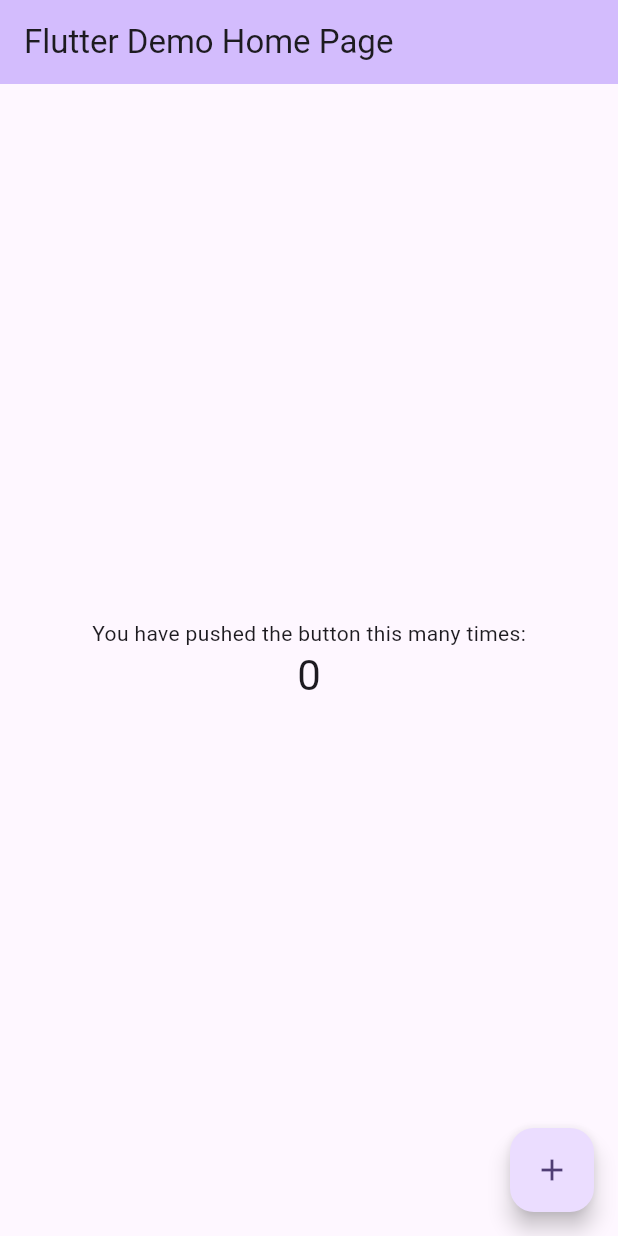
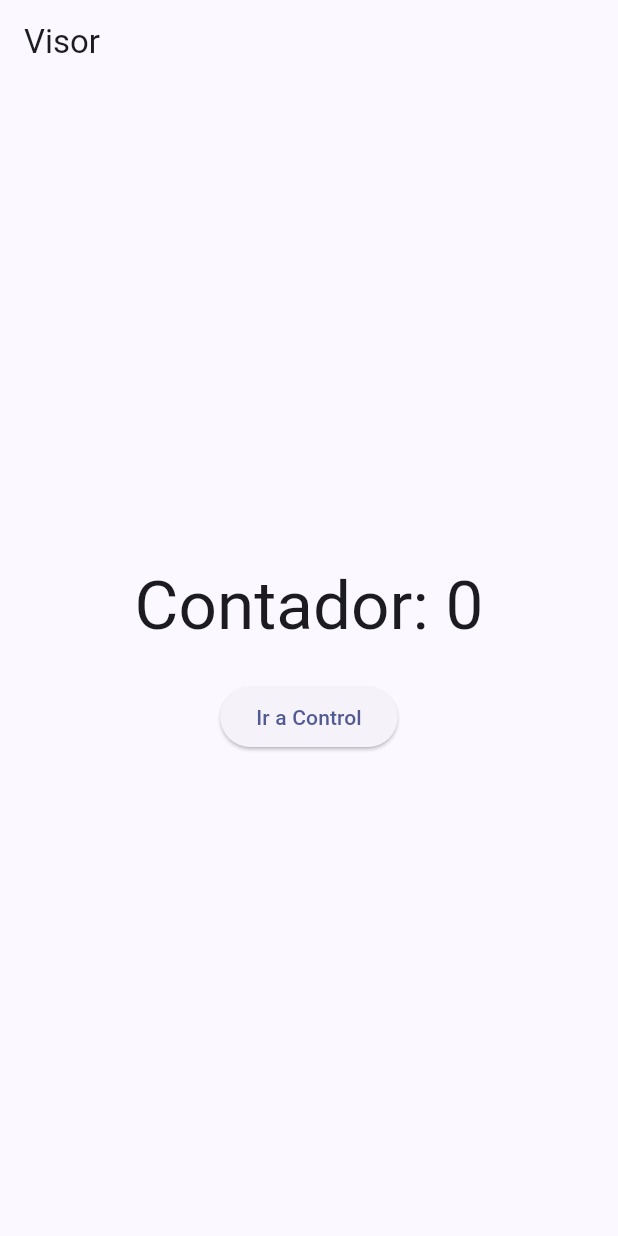
Before and after one commit to mpintor15/PrograApps, a Flutter app: the screen it shows after launch, on a phone screen of 412 x 824 dp. Run offline on Flutter 3.47's test engine with Material 3 defaults, Android fonts, the phone set to English and light mode, and no system bars; our stand-ins replace flutter_riverpod, shared_preferences.

Commit message:
feat: presentation con Riverpod

```diff
--- a/deber1-estado-streams/parte_a_contador/lib/main.dart
+++ b/deber1-estado-streams/parte_a_contador/lib/main.dart
@@ -1,122 +1,21 @@
 import 'package:flutter/material.dart';
+import 'package:flutter_riverpod/flutter_riverpod.dart';
+
+import 'presentation/pantallas/pantalla_visor.dart';
 
 void main() {
-  runApp(const MyApp());
+  runApp(const ProviderScope(child: MyApp()));
 }
 
 class MyApp extends StatelessWidget {
   const MyApp({super.key});
 
-  // This widget is the root of your application.
   @override
   Widget build(BuildContext context) {
     return MaterialApp(
-      title: 'Flutter Demo',
-      theme: ThemeData(
-        // This is the theme of your application.
-        //
-        // TRY THIS: Try running your application with "flutter run". You'll see
-        // the application has a purple toolbar. Then, without quitting the app,
-        // try changing the seedColor in the colorScheme below to Colors.green
-        // and then invoke "hot reload" (save your changes or press the "hot
-        // reload" button in a Flutter-supported IDE, or press "r" if you used
-        // the command line to start the app).
-        //
-        // Notice that the counter didn't reset back to zero; the application
-        // state is not lost during the reload. To reset the state, use hot
-        // restart instead.
-        //
-        // This works for code too, not just values: Most code changes can be
-        // tested with just a hot reload.
-        colorScheme: .fromSeed(seedColor: Colors.deepPurple),
-      ),
-      home: const MyHomePage(title: 'Flutter Demo Home Page'),
+      title: 'Contador',
+      theme: ThemeData(colorSchemeSeed: Colors.indigo),
+      home: const PantallaVisor(),
     );
   }
 }
-
-class MyHomePage extends StatefulWidget {
-  const MyHomePage({super.key, required this.title});
-
-  // This widget is the home page of your application. It is stateful, meaning
-  // that it has a State object (defined below) that contains fields that affect
-  // how it looks.
-
-  // This class is the configuration for the state. It holds the values (in this
-  // case the title) provided by the parent (in this case the App widget) and
-  // used by the build method of the State. Fields in a Widget subclass are
-  // always marked "final".
-
-  final String title;
-
-  @override
-  State<MyHomePage> createState() => _MyHomePageState();
-}
-
-class _MyHomePageState extends State<MyHomePage> {
-  int _counter = 0;
-
-  void _incrementCounter() {
-    setState(() {
-      // This call to setState tells the Flutter framework that something has
-      // changed in this State, which causes it to rerun the build method below
-      // so that the display can reflect the updated values. If we changed
-      // _counter without calling setState(), then the build method would not be
-      // called again, and so nothing would appear to happen.
-      _counter++;
-    });
-  }
-
-  @override
-  Widget build(BuildContext context) {
-    // This method is rerun every time setState is called, for instance as done
-    // by the _incrementCounter method above.
-    //
-    // The Flutter framework has been optimized to make rerunning build methods
-    // fast, so that you can just rebuild anything that needs updating rather
-    // than having to individually change instances of widgets.
-    return Scaffold(
-      appBar: AppBar(
-        // TRY THIS: Try changing the color here to a specific color (to
-        // Colors.amber, perhaps?) and trigger a hot reload to see the AppBar
-        // change color while the other colors stay the same.
-        backgroundColor: Theme.of(context).colorScheme.inversePrimary,
-        // Here we take the value from the MyHomePage object that was created by
-        // the App.build method, and use it to set our appbar title.
-        title: Text(widget.title),
-      ),
-      body: Center(
-        // Center is a layout widget. It takes a single child and positions it
-        // in the middle of the parent.
-        child: Column(
-          // Column is also a layout widget. It takes a list of children and
-          // arranges them vertically. By default, it sizes itself to fit its
-          // children horizontally, and tries to be as tall as its parent.
-          //
-          // Column has various properties to control how it sizes itself and
-          // how it positions its children. Here we use mainAxisAlignment to
-          // center the children vertically; the main axis here is the vertical
-          // axis because Columns are vertical (the cross axis would be
-          // horizontal).
-          //
-          // TRY THIS: Invoke "debug painting" (choose the "Toggle Debug Paint"
-          // action in the IDE, or press "p" in the console), to see the
-          // wireframe for each widget.
-          mainAxisAlignment: .center,
-          children: [
-            const Text('You have pushed the button this many times:'),
-            Text(
-              '$_counter',
-              style: Theme.of(context).textTheme.headlineMedium,
-            ),
-          ],
-        ),
-      ),
-      floatingActionButton: FloatingActionButton(
-        onPressed: _incrementCounter,
-        tooltip: 'Increment',
-        child: const Icon(Icons.add),
-      ),
-    );
-  }
-}
--- /dev/null
+++ b/deber1-estado-streams/parte_a_contador/lib/presentation/pantallas/pantalla_visor.dart
@@ -0,0 +1,35 @@
+import 'package:flutter/material.dart';
+import 'package:flutter_riverpod/flutter_riverpod.dart';
+
+import '../estado/contador_provider.dart';
+import 'pantalla_control.dart';
+
+class PantallaVisor extends ConsumerWidget {
+  const PantallaVisor({super.key});
+
+  @override
+  Widget build(BuildContext context, WidgetRef ref) {
+    final contador = ref.watch(contadorProvider);
+    return Scaffold(
+      appBar: AppBar(title: const Text('Visor')),
+      body: Center(
+        child: Column(
+          mainAxisAlignment: MainAxisAlignment.center,
+          children: [
+            Text(
+              'Contador: $contador',
+              style: Theme.of(context).textTheme.displayMedium,
+            ),
+            const SizedBox(height: 24),
+            ElevatedButton(
+              onPressed: () => Navigator.of(context).push(
+                MaterialPageRoute(builder: (_) => const PantallaControl()),
+              ),
+              child: const Text('Ir a Control'),
+            ),
+          ],
+        ),
+      ),
+    );
+  }
+}
--- a/deber1-estado-streams/parte_a_contador/pubspec.yaml
+++ b/deber1-estado-streams/parte_a_contador/pubspec.yaml
@@ -35,6 +35,7 @@ dependencies:
   # Use with the CupertinoIcons class for iOS style icons.
   cupertino_icons: ^1.0.8
   shared_preferences: ^2.5.5
+  flutter_riverpod: ^3.4.3
 
 dev_dependencies:
   flutter_test:
```
Also changed, not shown: deber1-estado-streams/parte_a_contador/lib/presentation/estado/contador_provider.dart (added, +46 -0 lines), deber1-estado-streams/parte_a_contador/lib/presentation/pantallas/pantalla_control.dart (added, +43 -0 lines), deber1-estado-streams/parte_a_contador/pubspec.lock, 1 other file.
